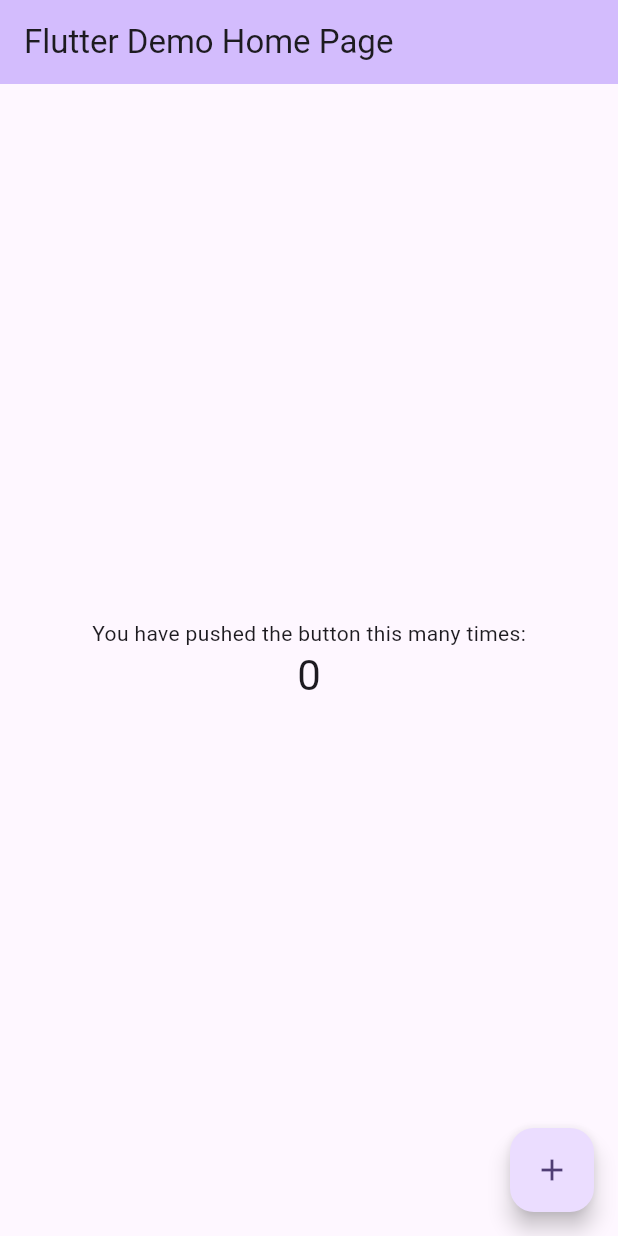
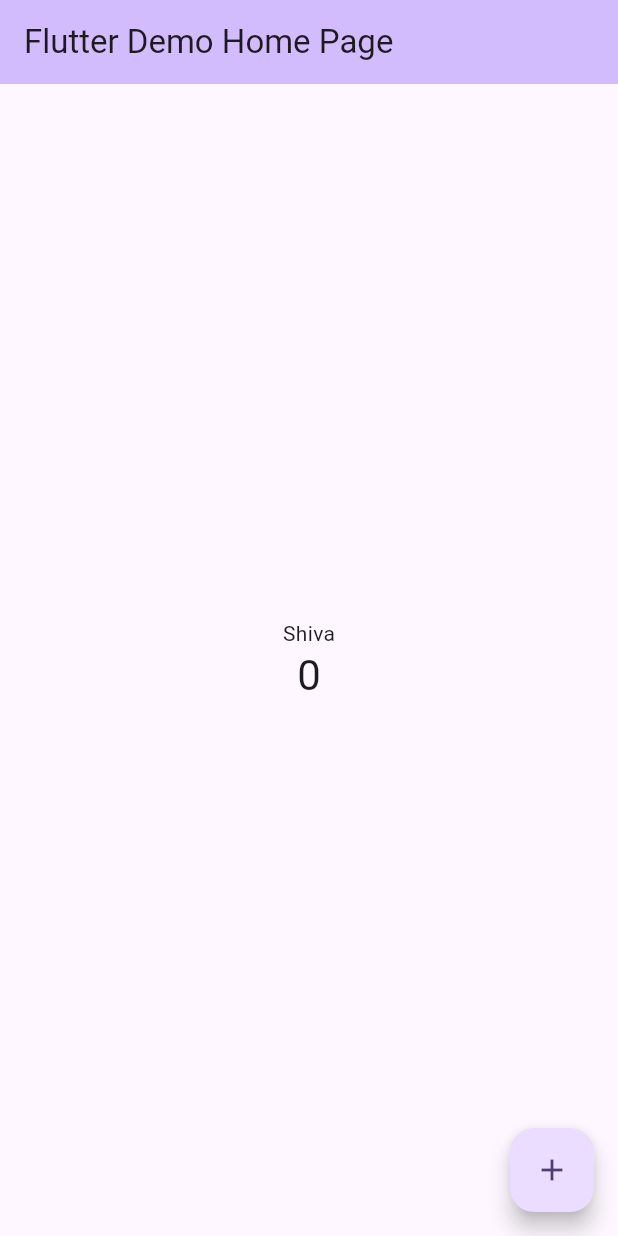
Before and after one commit to Brave6/flutter_app_concept, a Flutter app: the screen it shows after launch, on a phone screen of 412 x 824 dp. Run offline on Flutter 3.47's test engine with Material 3 defaults, Android fonts, the phone set to English and light mode, and no system bars.

Commit message:
shiva commit

```diff
--- a/lib/main.dart
+++ b/lib/main.dart
@@ -104,7 +104,7 @@ class _MyHomePageState extends State<MyHomePage> {
           // wireframe for each widget.
           mainAxisAlignment: MainAxisAlignment.center,
           children: <Widget>[
-            const Text('You have pushed the button this many times:'),
+            const Text('Shiva'),
             Text(
               '$_counter',
               style: Theme.of(context).textTheme.headlineMedium,
```
